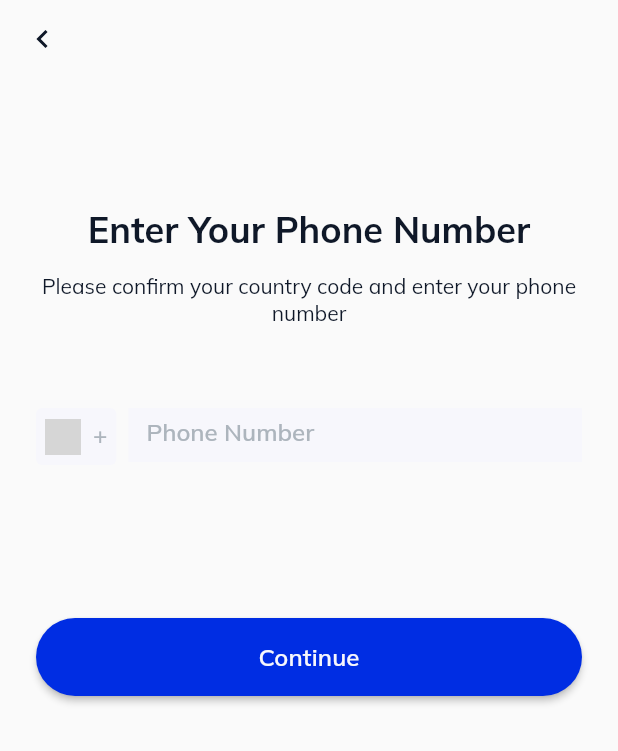
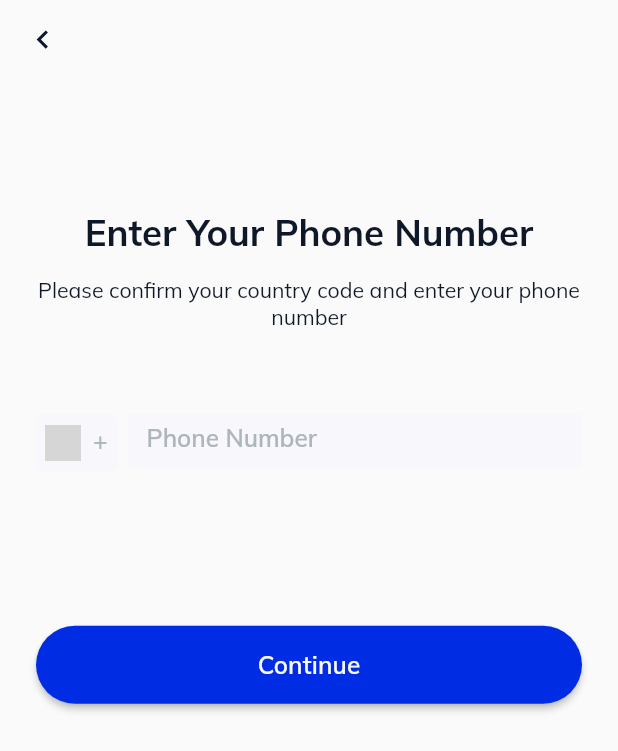
Before and after one commit to lamdt-newwave/chat_app, a Flutter app: the screen it shows after launch, after a tap on "Start Messaging", on a phone screen of 412 x 824 dp. Shown: the top 751 px of the screen. Run offline on Flutter 3.47's test engine with Material 2 defaults, Android fonts, the phone set to English and light mode, and no system bars; our stand-ins replace bloc, equatable, firebase_auth, firebase_core, flutter_bloc, flutter_screenutil and 5 more; missing offline and left inert: country_pickers; accounts and stored records are empty; grey boxes are pictures that could not be loaded.

```diff
--- a/lib/app.dart
+++ b/lib/app.dart
@@ -7,6 +7,7 @@ import 'package:chat_app/routes/app_routes.dart';
 import 'package:flutter/material.dart';
 import 'package:flutter/services.dart';
 import 'package:flutter_bloc/flutter_bloc.dart';
+import 'package:flutter_screenutil/flutter_screenutil.dart';
 import 'package:get/get.dart';
 import 'package:flutter_localizations/flutter_localizations.dart';
 
@@ -26,6 +27,9 @@ class App extends StatelessWidget {
       ],
       child: BlocBuilder<AppSettingCubit, AppSettingState>(
         builder: (context, state) {
+          return ScreenUtilInit(
+            designSize: const Size(375, 812),
+            builder: (BuildContext context, Widget? child) {
               return GetMaterialApp(
                 color: AppConfigs.primaryColor,
                 title: AppConfigs.appName,
@@ -45,6 +49,8 @@ class App extends StatelessWidget {
                 supportedLocales: I10n.delegate.supportedLocales,
               );
             },
+          );
+        },
       ),
     );
   }
--- a/lib/common/app_themes.dart
+++ b/lib/common/app_themes.dart
@@ -1,42 +1,43 @@
 import 'package:chat_app/generated/common/colors.gen.dart';
 import 'package:chat_app/generated/common/fonts.gen.dart';
 import 'package:flutter/material.dart';
+import 'package:flutter_screenutil/flutter_screenutil.dart';
 
 class AppThemes {
   AppThemes._();
 
   static ThemeData get light => ThemeData(
         fontFamily: FontFamily.mulish,
-        textTheme: const TextTheme(
+        textTheme: TextTheme(
           headline1: TextStyle(
             color: AppColors.neutralActive,
-            fontSize: 32,
+            fontSize: 32.r,
             fontWeight: FontWeight.bold,
           ),
           headline2: TextStyle(
             color: AppColors.neutralActive,
-            fontSize: 24,
+            fontSize: 24.r,
             fontWeight: FontWeight.bold,
           ),
           subtitle1: TextStyle(
             color: AppColors.neutralActive,
             fontWeight: FontWeight.w600,
-            fontSize: 18,
+            fontSize: 18.r,
           ),
           subtitle2: TextStyle(
             color: AppColors.neutralActive,
             fontWeight: FontWeight.w600,
-            fontSize: 16,
+            fontSize: 16.r,
           ),
           bodyText1: TextStyle(
             color: AppColors.neutralActive,
             fontWeight: FontWeight.w600,
-            fontSize: 16,
+            fontSize: 16.r,
           ),
           bodyText2: TextStyle(
             color: AppColors.neutralActive,
             fontWeight: FontWeight.normal,
-            fontSize: 14,
+            fontSize: 14.r,
           ),
         ),
       );
--- a/lib/main.dart
+++ b/lib/main.dart
@@ -1,5 +1,7 @@
 import 'package:chat_app/app.dart';
 import 'package:chat_app/common/app_observer.dart';
+import 'package:chat_app/firebase_options.dart';
+import 'package:firebase_core/firebase_core.dart';
 import 'package:flutter/foundation.dart';
 import 'package:flutter/material.dart';
 import 'package:flutter_bloc/flutter_bloc.dart';
@@ -10,6 +12,7 @@ import 'blocs/app_setting/app_setting_cubit.dart';
 
 Future<void> main() async {
   WidgetsFlutterBinding.ensureInitialized();
+  await Firebase.initializeApp(options: DefaultFirebaseOptions.currentPlatform);
   final storage = await HydratedStorage.build(
       storageDirectory: kIsWeb
           ? HydratedStorage.webStorageDirectory
--- a/lib/ui/pages/sign_up_with_phone/parts/phone_number_part.dart
+++ b/lib/ui/pages/sign_up_with_phone/parts/phone_number_part.dart
@@ -1,57 +1,58 @@
 part of '../sign_up_with_phone_page.dart';
 
 extension BuildPhoneNumberPage on _SignUpWithPhoneChildPageState {
-  Scaffold _buildPhonePage(BuildContext context) {
+  Widget _buildPhonePage(BuildContext context) {
     final textTheme = Theme.of(context).textTheme;
     return Scaffold(
-      body: SafeArea(
+      body: SingleChildScrollView(
+        child: SafeArea(
           child: Column(
             crossAxisAlignment: CrossAxisAlignment.start,
             children: [
-            const SizedBox(
-              height: 14,
+              SizedBox(
+                height: 14.h,
               ),
               Padding(
                 padding: const EdgeInsets.only(left: 16),
                 child: InkWell(
                   onTap: Get.back,
                   child: AppAssets.svgs.icChevronLeft.svg(
-                  height: 24,
-                  width: 24,
+                    height: 24.h,
+                    width: 24.h,
                   ),
                 ),
               ),
-            const SizedBox(
-              height: 100,
+              SizedBox(
+                height: 100.h,
               ),
               Padding(
                 padding: const EdgeInsets.symmetric(horizontal: 24),
                 child: Column(
                   children: [
                     Wrapper(
-                    height: 30,
+                      height: 30.h,
                       child: Text(
                         I10n.current.text_enter_phone,
                         style: textTheme.headline2,
                       ),
                     ),
-                  const SizedBox(
-                    height: 8,
+                    SizedBox(
+                      height: 8.h,
                     ),
                     Wrapper(
-                    height: 48,
+                      height: 48.h,
                       child: Text(
                         I10n.current.text_please_confirm_country,
                         style: textTheme.bodyText2,
                         textAlign: TextAlign.center,
                       ),
                     ),
-                  const SizedBox(
-                    height: 48,
+                    SizedBox(
+                      height: 48.h,
                     ),
                     _buildPhoneTextField(textTheme),
-                  const SizedBox(
-                    height: 80,
+                    SizedBox(
+                      height: 80.h,
                     ),
                     NormalButton(
                         onPressed: _cubit.onMoveToVerification,
@@ -64,6 +65,7 @@ extension BuildPhoneNumberPage on _SignUpWithPhoneChildPageState {
                 ),
               ),
             ],
+          ),
         ),
       ),
     );
--- a/lib/ui/pages/sign_up_with_phone/sign_up_with_phone_page.dart
+++ b/lib/ui/pages/sign_up_with_phone/sign_up_with_phone_page.dart
@@ -10,6 +10,7 @@ import 'package:chat_app/ui/widgets/commons/wrapper.dart';
 import 'package:country_pickers/country_pickers.dart';
 import 'package:flutter/material.dart';
 import 'package:flutter_bloc/flutter_bloc.dart';
+import 'package:flutter_screenutil/flutter_screenutil.dart';
 import 'package:get/get.dart';
 import 'package:pin_code_fields/pin_code_fields.dart';
 
--- a/lib/ui/pages/sign_up_with_phone/sign_up_with_phone_state.dart
+++ b/lib/ui/pages/sign_up_with_phone/sign_up_with_phone_state.dart
@@ -4,10 +4,12 @@ class SignUpWithPhoneState extends Equatable {
   final Country selectedCountry;
   final String phoneNumber;
   final bool isVerifying;
+  final String verificationId;
 
   SignUpWithPhoneState(
       {this.isVerifying = false,
       this.phoneNumber = "/",
+      this.verificationId = "",
       Country? selectedCountry})
       : selectedCountry = selectedCountry ??
             Country.fromMap({
@@ -32,19 +34,19 @@ class SignUpWithPhoneState extends Equatable {
   }
 
   @override
-  List<Object> get props => [selectedCountry, phoneNumber,isVerifying];
+  List<Object> get props =>
+      [selectedCountry, phoneNumber, isVerifying, verificationId];
 
   SignUpWithPhoneState copyWith({
     Country? selectedCountry,
     String? phoneNumber,
     bool? isVerifying,
+    String? verificationId,
   }) {
     return SignUpWithPhoneState(
+        verificationId: verificationId ?? this.verificationId,
         isVerifying: isVerifying ?? this.isVerifying,
         selectedCountry: selectedCountry ?? this.selectedCountry,
         phoneNumber: phoneNumber ?? this.phoneNumber);
   }
-
-
-
 }
--- a/lib/ui/pages/splash/splash_page.dart
+++ b/lib/ui/pages/splash/splash_page.dart
@@ -6,6 +6,7 @@ import 'package:chat_app/ui/widgets/button/normal_button.dart';
 import 'package:chat_app/ui/widgets/commons/wrapper.dart';
 import 'package:flutter/material.dart';
 import 'package:flutter_bloc/flutter_bloc.dart';
+import 'package:flutter_screenutil/flutter_screenutil.dart';
 
 class SplashPage extends StatelessWidget {
   const SplashPage({Key? key}) : super(key: key);
@@ -45,23 +46,23 @@ class _SplashChildPageState extends State<SplashChildPage> {
           padding: const EdgeInsets.symmetric(horizontal: 24),
           child: Column(
             children: [
-              const SizedBox(
-                height: 100,
+              SizedBox(
+                height: 100.h,
               ),
               Padding(
                 padding: const EdgeInsets.symmetric(horizontal: 24),
                 child: AppAssets.images.imgOnBoarding.image(
-                  height: 270,
+                  height: 270.h,
                   fit: BoxFit.cover,
                 ),
               ),
-              const SizedBox(
-                height: 40,
+              SizedBox(
+                height: 40.h,
               ),
               Padding(
                 padding: const EdgeInsets.symmetric(horizontal: 24),
                 child: Wrapper(
-                  height: 90,
+                  height: 90.h,
                   child: Text(
                     I10n.current.text_on_boarding,
                     textAlign: TextAlign.center,
@@ -69,18 +70,16 @@ class _SplashChildPageState extends State<SplashChildPage> {
                   ),
                 ),
               ),
-              const SizedBox(
-                height: 120,
-              ),
+              const Spacer(),
               Wrapper(
-                height: 24,
+                height: 24.h,
                 child: Text(
                   I10n.current.text_policy,
                   style: theme.textTheme.bodyText1,
                 ),
               ),
-              const SizedBox(
-                height: 16,
+              SizedBox(
+                height: 16.h,
               ),
               NormalButton(
                 onPressed: _cubit.onGoSignUpWithPhonePage,
@@ -90,6 +89,9 @@ class _SplashChildPageState extends State<SplashChildPage> {
                       ?.copyWith(color: AppColors.neutralOffWhite),
                 ),
               ),
+              const SizedBox(
+                height: 20,
+              ),
             ],
           ),
         ),
--- a/pubspec.yaml
+++ b/pubspec.yaml
@@ -42,6 +42,9 @@ dependencies:
   cached_network_image: ^3.2.2
   country_pickers: ^2.0.0
   pin_code_fields: ^7.4.0
+  firebase_core: ^1.24.0
+  firebase_auth: ^3.11.2
+  flutter_screenutil: ^5.5.4
 
 
 dev_dependencies:
```
Also changed, not shown: lib/ui/pages/home/home_page.dart (+4 -58 lines), lib/ui/pages/sign_up_with_phone/parts/verification_part.dart (+18 -18 lines), lib/ui/pages/sign_up_with_phone/sign_up_with_phone_cubit.dart (+21 -5 lines), lib/firebase_options.dart (added), pubspec.lock, 9 other files. Lines whose indentation alone changed are shown as unchanged.
